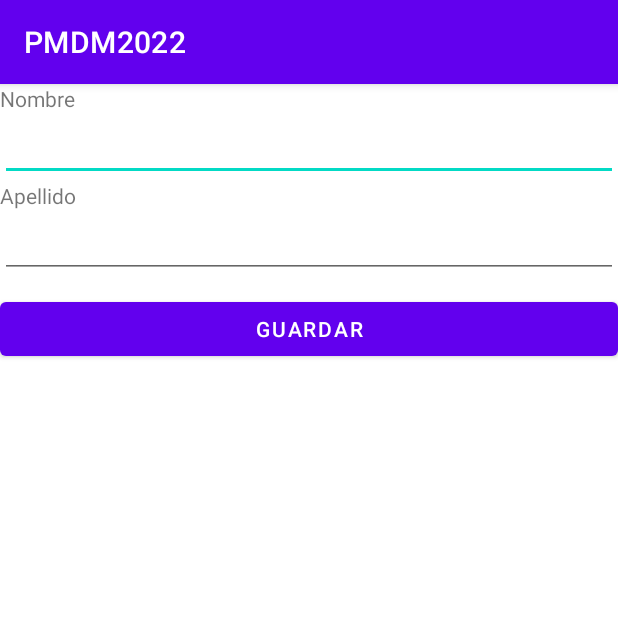
After one commit to dherranz1/PMDM2022, an Android app: the Ut01ex06ActivityFormulario screen opened directly, with no data from a screen before it, on a phone screen of 412 x 824 dp, the top half of it. The commit adds this screen. Run offline under Robolectric (Android 15) with nearby library versions, the phone set to English and light mode, and no system bars.

Commit message:
Exercice 6. Using EditText, Button, Events...

```diff
--- a/app/src/main/java/com/dherranz1/pmdm2022/ut01/ex03b/Ut01Ex03bActivity.kt
+++ b/app/src/main/java/com/dherranz1/pmdm2022/ut01/ex03b/Ut01Ex03bActivity.kt
@@ -2,6 +2,7 @@ package com.dherranz1.pmdm2022.ut01.ex03b
 
 import androidx.appcompat.app.AppCompatActivity
 import android.os.Bundle
+import com.dherranz1.pmdm2022.R
 
 class Ut01Ex03bActivity : AppCompatActivity() {
     override fun onCreate(savedInstanceState: Bundle?) {
--- /dev/null
+++ b/app/src/main/java/com/dherranz1/pmdm2022/ut01/ex06Formulario/domain/Cat.kt
@@ -0,0 +1,3 @@
+package com.dherranz1.pmdm2022.ut01.ex06Formulario.domain
+
+data class Cat(val name: String, val surname : String)
--- /dev/null
+++ b/app/src/main/java/com/dherranz1/pmdm2022/ut01/ex06Formulario/presentation/Ut01ex06ActivityFormulario.kt
@@ -0,0 +1,52 @@
+package com.dherranz1.pmdm2022.ut01.ex06Formulario.presentation
+
+import androidx.appcompat.app.AppCompatActivity
+import android.os.Bundle
+import android.os.Message
+import android.util.Log
+import android.widget.Button
+import android.widget.EditText
+import com.dherranz1.pmdm2022.R
+import com.dherranz1.pmdm2022.ut01.ex06Formulario.domain.Cat
+
+class Ut01ex06ActivityFormulario : AppCompatActivity() {
+    override fun onCreate(savedInstanceState: Bundle?) {
+        super.onCreate(savedInstanceState)
+        setContentView(R.layout.activity_ut01ex06_formulario)
+
+        setupView()
+    }
+
+    private fun setupView(){
+        val inputName = findViewById<EditText>(R.id.inputName)
+        val inputSurname = findViewById<EditText>(R.id.inputSurname)
+        val actionSave = findViewById<Button>(R.id.actionSave)
+
+        actionSave.setOnClickListener{
+            Log.d("@dev", "Click")
+
+            val value = inputName.text.toString()
+
+            log("dev", "$value")
+
+            val cat = Cat(
+                inputName.text.toString(),
+                inputSurname.text.toString()
+            )
+
+            log("dev","$cat")
+        }
+
+
+        actionSave.setOnLongClickListener {
+            Log.d("@dev", "Long Click")
+
+            true
+        }
+
+    }
+
+    private fun log(tag : String, message: String){
+        Log.d("@$tag", "$message")
+    }
+}
--- /dev/null
+++ b/app/src/main/res/layout/activity_ut01ex06_formulario.xml
@@ -0,0 +1,37 @@
+<?xml version="1.0" encoding="utf-8"?>
+<LinearLayout xmlns:android="http://schemas.android.com/apk/res/android"
+    xmlns:app="http://schemas.android.com/apk/res-auto"
+    xmlns:tools="http://schemas.android.com/tools"
+    android:layout_width="match_parent"
+    android:layout_height="match_parent"
+    tools:context=".ut01.ex06Formulario.presentation.Ut01ex06ActivityFormulario"
+    android:orientation="vertical">
+
+    <TextView
+        android:layout_width="match_parent"
+        android:layout_height="wrap_content"
+        android:text="@string/form_label_name"/>
+
+    <EditText
+        android:id="@+id/inputName"
+        android:layout_width="match_parent"
+        android:layout_height="wrap_content"/>
+
+    <TextView
+        android:layout_width="match_parent"
+        android:layout_height="wrap_content"
+        android:text="@string/form_label_surname"/>
+
+    <EditText
+        android:id="@+id/inputSurname"
+        android:layout_width="match_parent"
+        android:layout_height="wrap_content"/>
+
+    <Button
+        android:id="@+id/actionSave"
+        android:layout_marginTop="@dimen/vertical_spacing"
+        android:layout_width="match_parent"
+        android:layout_height="wrap_content"
+        android:text="@string/form_label_save"/>
+
+</LinearLayout>
--- a/app/src/main/res/values/dimen.xml
+++ b/app/src/main/res/values/dimen.xml
@@ -7,4 +7,7 @@
     <dimen name="height_vote_toolbar">24dp</dimen>
     <dimen name="width_toolbar_images">24dp</dimen>
     <dimen name="title_size">30sp</dimen>
+
+    <dimen name="both_spacing"></dimen>
+    <dimen name="vertical_spacing">10dp</dimen>
 </resources>
--- a/app/src/main/res/values/strings.xml
+++ b/app/src/main/res/values/strings.xml
@@ -4,4 +4,10 @@
     <string name="titulo">Este es el título</string>
     <string name="contenido">Contenido del texto que debe tener 2 líneas como máximo. Alargando el texto para comprobar que funciona.</string>
     <string name="texto3b">Texto</string>
+
+    <string name="form_label_name">Nombre</string>
+    <string name="form_label_surname">Apellido</string>
+    <string name="form_label_save">Guardar</string>
+
+
 </resources>
```
Also changed, not shown: app/src/main/AndroidManifest.xml (+17 -3 lines).
